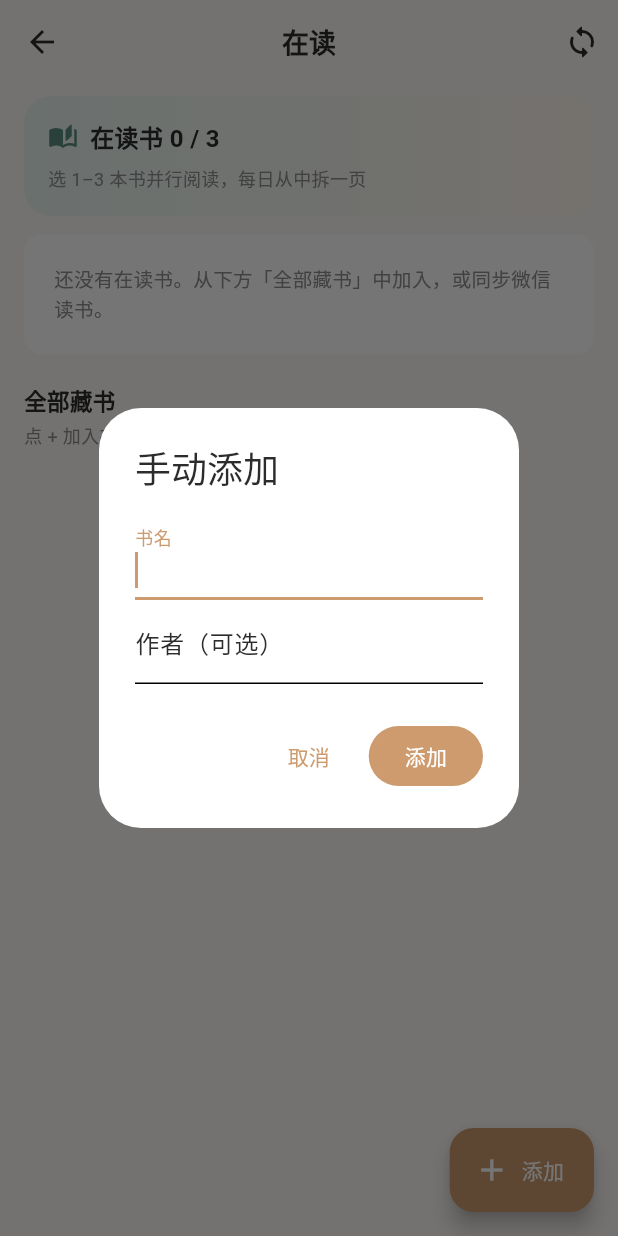
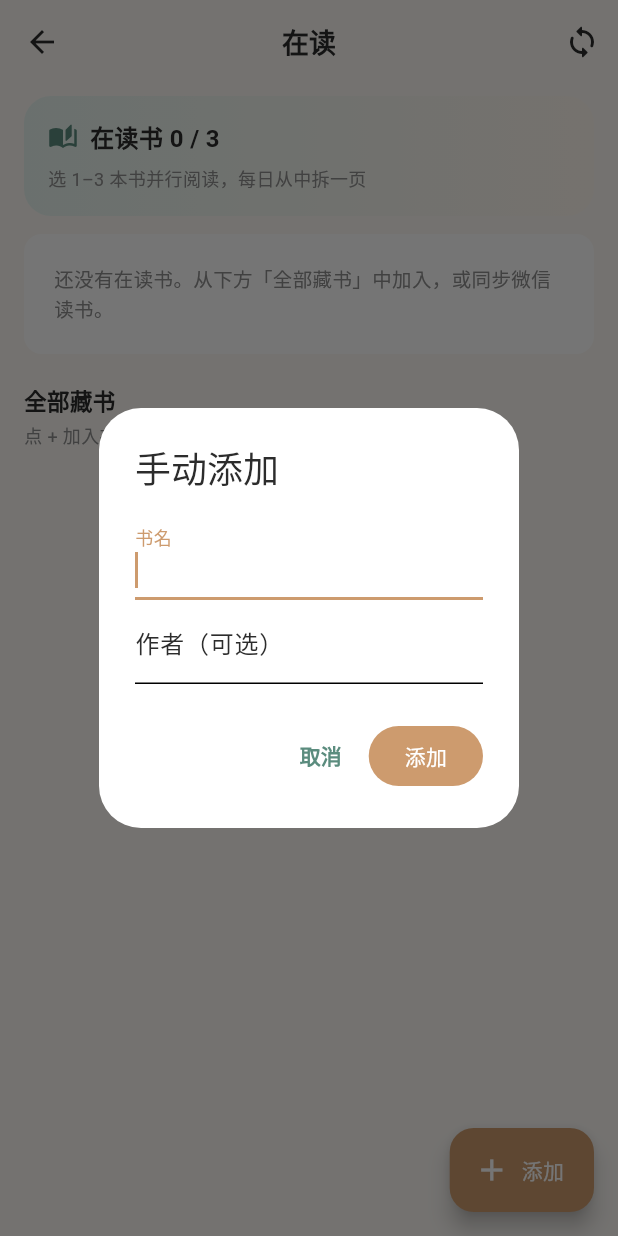
Before and after one commit to Lotus1717/daily-page-app, a Flutter app: the ReadingPage screen opened directly, after a tap on "添加", on a phone screen of 412 x 824 dp. Run offline on Flutter 3.47's test engine with Material 3 defaults, Android fonts, the phone set to English and light mode, and no system bars; our stand-ins replace shared_preferences; accounts and stored records are empty; network calls fail.

Commit message:
强化首页 AppBar 操作按钮可见性，避免用户找不到换书入口。
统一绿色高对比度 TextButton.icon 样式，抽取 _HomeAppBarAction 组件并补充单书场景测试。

Co-authored-by: Cursor <cursoragent@cursor.com>

```diff
--- a/lib/config/theme.dart
+++ b/lib/config/theme.dart
@@ -59,6 +59,20 @@ class AppTheme {
         ),
         behavior: SnackBarBehavior.floating,
       ),
+      textButtonTheme: TextButtonThemeData(style: appBarActionStyle),
     );
   }
+
+  /// AppBar 右侧操作按钮：高对比度绿色，带图标+文字
+  static ButtonStyle get appBarActionStyle => TextButton.styleFrom(
+        foregroundColor: highlight,
+        disabledForegroundColor: highlight.withValues(alpha: 0.35),
+        textStyle: const TextStyle(
+          fontSize: 14,
+          fontWeight: FontWeight.w600,
+        ),
+        padding: const EdgeInsets.symmetric(horizontal: 10, vertical: 8),
+        minimumSize: Size.zero,
+        tapTargetSize: MaterialTapTargetSize.shrinkWrap,
+      );
 }
```
Also changed, not shown: lib/screens/home_page.dart (+52 -16 lines), 1 other file.
